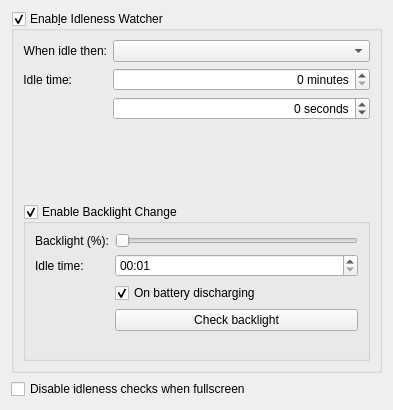
Old version of the form config/idlenesswatchersettings.ui in the repository lxqt/lxqt-powermanagement.
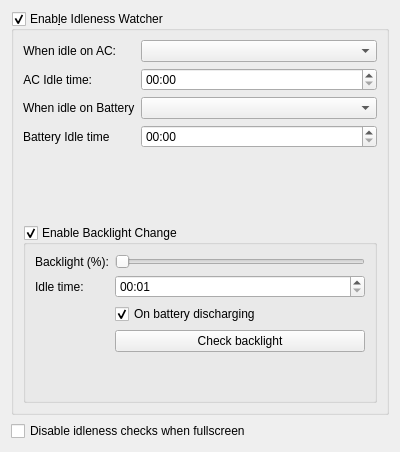
New version of the form.

Commit message:
Separate idle watchers for AC and Battery (#228)
* Different idle behaviour on AC vs Battery.
Config and src implementation.
First attempt.

* Fixes on the new QTimeEdit widgets
- set minimum time
- display mm:ss
- load right values

* Idleness watcher:
- clean up code
- ensure discharging state is updated
- set a minimum difference on AC/Battery timeout

* Take care of legacy values

* Comments

Patch:
```diff
--- a/config/idlenesswatchersettings.ui
+++ b/config/idlenesswatchersettings.ui
@@ -6,8 +6,8 @@
    <rect>
     <x>0</x>
     <y>0</y>
-    <width>393</width>
-    <height>410</height>
+    <width>400</width>
+    <height>452</height>
    </rect>
   </property>
   <layout class="QVBoxLayout" name="verticalLayout">
@@ -31,7 +31,7 @@
            </sizepolicy>
           </property>
           <property name="text">
-           <string>When idle then:</string>
+           <string>When idle on AC:</string>
           </property>
           <property name="alignment">
            <set>Qt::AlignRight|Qt::AlignTrailing|Qt::AlignVCenter</set>
@@ -50,7 +50,7 @@
            </sizepolicy>
           </property>
           <property name="text">
-           <string>Idle time:</string>
+           <string>AC Idle time:</string>
           </property>
           <property name="alignment">
            <set>Qt::AlignRight|Qt::AlignTrailing|Qt::AlignVCenter</set>
@@ -58,33 +58,41 @@
          </widget>
         </item>
         <item row="1" column="1">
-         <widget class="QSpinBox" name="idleTimeMinutesSpinBox">
-          <property name="alignment">
-           <set>Qt::AlignRight|Qt::AlignTrailing|Qt::AlignVCenter</set>
+         <widget class="QTimeEdit" name="idleACTimeEdit">
+          <property name="toolTip">
+           <string>Minutes:Seconds (min: 00:30)</string>
           </property>
-          <property name="suffix">
-           <string> minutes</string>
+          <property name="displayFormat">
+           <string>mm:ss</string>
           </property>
-          <property name="maximum">
-           <number>999</number>
+         </widget>
+        </item>
+        <item row="2" column="0">
+         <widget class="QLabel" name="idleTimeBatteryLabel">
+          <property name="text">
+           <string>When idle on Battery</string>
+          </property>
+         </widget>
+        </item>
+        <item row="3" column="0">
+         <widget class="QLabel" name="idleBatteryActionLabel">
+          <property name="text">
+           <string>Battery Idle time</string>
+          </property>
+         </widget>
+        </item>
+        <item row="3" column="1">
+         <widget class="QTimeEdit" name="idleBatteryTimeEdit">
+          <property name="toolTip">
+           <string>Minutes:Seconds (min: 00:30)</string>
+          </property>
+          <property name="displayFormat">
+           <string>mm:ss</string>
           </property>
          </widget>
         </item>
         <item row="2" column="1">
-         <widget class="QSpinBox" name="idleTimeSecondsSpinBox">
-          <property name="alignment">
-           <set>Qt::AlignRight|Qt::AlignTrailing|Qt::AlignVCenter</set>
-          </property>
-          <property name="suffix">
-           <string> seconds</string>
-          </property>
-          <property name="minimum">
-           <number>-1</number>
-          </property>
-          <property name="maximum">
-           <number>60</number>
-          </property>
-         </widget>
+         <widget class="QComboBox" name="idleBatteryActionComboBox"/>
         </item>
        </layout>
       </item>
```
Left out of the diff: 6 changed lines with no effect on the pictures. The commit also changes 6 other files.
